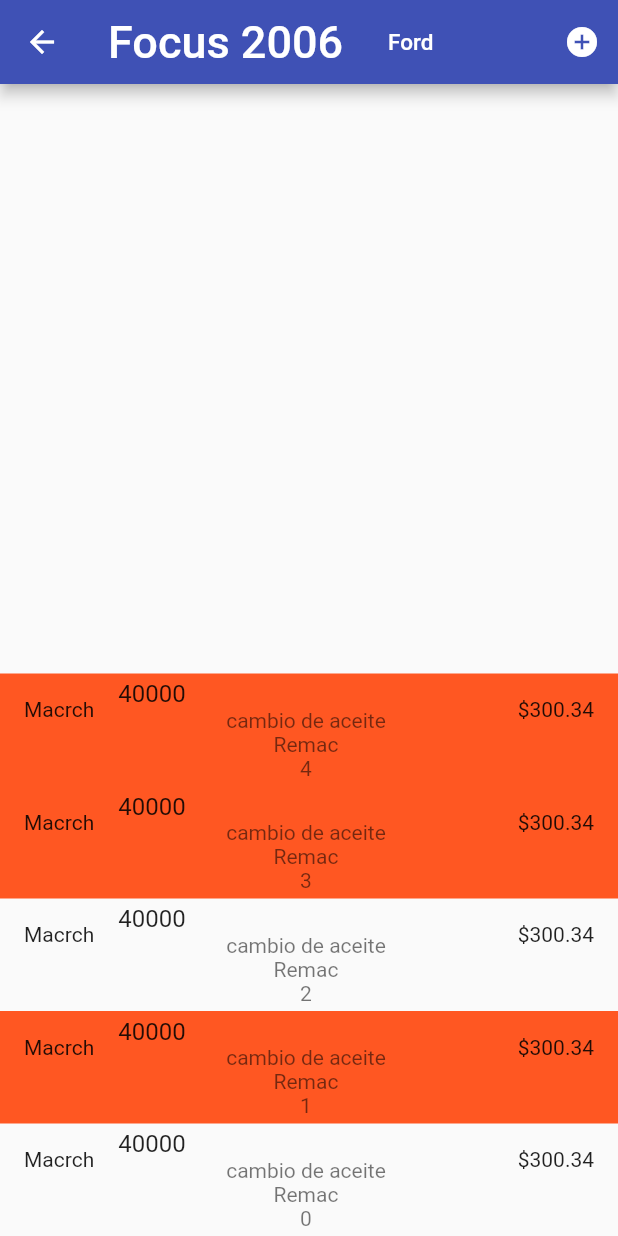
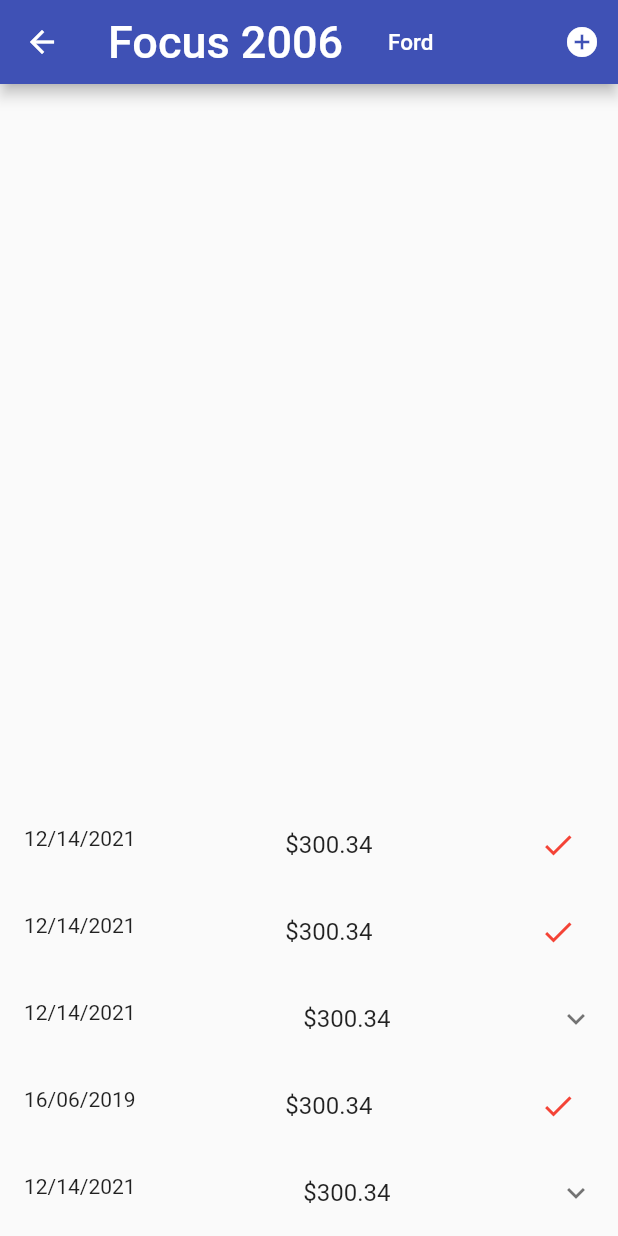
Before and after one commit to Julian343/Pro.Final-Control-de-Autos--2021-2, a Flutter app: the screen it shows after launch, after a tap on the "list" icon, on a phone screen of 412 x 824 dp. Run offline on Flutter 3.47's test engine with Material 2 defaults, Android fonts, the phone set to English and light mode, and no system bars.

```diff
--- a/lib/main.dart
+++ b/lib/main.dart
@@ -1,7 +1,7 @@
+//Juan Carlos Julian Luis
+
 import 'package:control_autos/pages/all_vehicles.dart';
-import 'package:control_autos/pages/initpage.dart';
 import 'package:flutter/material.dart';
-import 'package:flutter/services.dart';
 void main() {
   runApp(const MyApp());
 }
--- a/lib/pages/services_vehicl.dart
+++ b/lib/pages/all_services_vehicl.dart
@@ -12,13 +12,13 @@ class detail_vehicle extends StatefulWidget {
 
 class _detail_vehicleState extends State<detail_vehicle> {
 late List<service> _services;
-late Color _done;
 @override
 void initState() {
       _services=widget.services;
   super.initState();
 
 }
+
 
   @override
   Widget build(BuildContext context) {
@@ -37,11 +37,11 @@ void initState() {
         ],
         leading: IconButton(onPressed: (){
             Navigator.of(context).pop(_services);
-          }, icon: Icon(Icons.arrow_back)),
+          }, icon: const Icon(Icons.arrow_back)),
         title: Row(
         children: [
-          Text(widget.model+' '+widget.year+'    ',style: TextStyle(fontSize: 30),),
-          Text(widget.trademark,style: TextStyle(fontSize: 15),),
+          Text(widget.model+' '+widget.year+'    ',style: const TextStyle(fontSize: 30),),
+          Text(widget.trademark,style: const TextStyle(fontSize: 15),),
         ],
       ),
 
@@ -54,18 +54,24 @@ void initState() {
       body: ListView.builder(
         reverse: true,
         itemBuilder: (context,i){
+
+          void _done(){
+            setState(() {
+              _services[i].done=true;
+            });
+          }
+
         return
-        ListTile(
-          tileColor: _services[i].done? null:Colors.deepOrange,
+        ExpansionTile(
+          expandedAlignment: Alignment.topLeft,
+          trailing: _services[i].done?null: IconButton(onPressed: (){_done();}, icon: const Icon(Icons.done_sharp,color: Colors.red,)),
           leading: Text(_services[i].date),
-          trailing: Text('\$'+_services[i].price.toString()),
-          title: Text(_services[i].mileage),
-          subtitle: Column(children: [
-            Text(_services[i].servicee),
-            Text(_services[i].workshop),
-            Text(i.toString())
-          ],),
-        );
+          title: Text('\$'+_services[i].price.toString(),textAlign: TextAlign.center,),
+          children: [
+           Text('Mieleage:   '+_services[i].mileage+'\nService:   '+_services[i].servicee+'\nWorkshop:   '+_services[i].workshop,style: const TextStyle(fontSize: 24),),
+           Text( '',style: const TextStyle(fontSize: 25),),
+        ],)
+        ;
       },
 
       itemCount: _services.length, ));
--- a/lib/pages/all_vehicles.dart
+++ b/lib/pages/all_vehicles.dart
@@ -1,5 +1,5 @@
 import 'package:control_autos/class.dart';
-import 'package:control_autos/pages/services_vehicl.dart';
+import 'package:control_autos/pages/all_services_vehicl.dart';
 import 'package:control_autos/pages/add_vheicles.dart';
 import 'package:flutter/material.dart';
 
@@ -15,7 +15,7 @@ class _allVehiclesState extends State<allVehicles> {
   @override
   void initState() {
     vehicles = [
-      vehicle('Ford', 'Focus', 'SLE', '2006', 'JNAB656DADSAJBDAH6', '4.2', 'std',[service('Macrch','cambio de aceite', 300.34,'40000','Remac',true),service('Macrch','cambio de aceite', 300.34,'40000','Remac',false),service('Macrch','cambio de aceite', 300.34,'40000','Remac',true),service('Macrch','cambio de aceite', 300.34,'40000','Remac',false),service('Macrch','cambio de aceite', 300.34,'40000','Remac',false),],),
+      vehicle('Ford', 'Focus', 'SLE', '2006', 'JNAB656DADSAJBDAH6', '4.2', 'std',[service('12/14/2021','cambio de aceite', 300.34,'40000','Remac',true),service('16/06/2019','cambio de aceite', 300.34,'40000','Remac',false),service('12/14/2021','cambio de aceite', 300.34,'40000','Remac',true),service('12/14/2021','cambio de aceite', 300.34,'40000','Remac',false),service('12/14/2021','cambio de aceite', 300.34,'40000','Remac',false),],),
 
 
     ];
@@ -31,7 +31,7 @@ class _allVehiclesState extends State<allVehicles> {
             IconButton(
               tooltip: 'Search vehicle',
               onPressed: (){},
-              icon: Icon(Icons.search)),
+              icon: const Icon(Icons.search)),
             IconButton(
               tooltip: 'Add Vehicle',
                 onPressed: () {
@@ -51,11 +51,11 @@ class _allVehiclesState extends State<allVehicles> {
           itemBuilder: (context, i) {
             return ExpansionTile(
               expandedAlignment: Alignment.topLeft,
-              tilePadding: EdgeInsets.all(10),
+              tilePadding: const EdgeInsets.all(10),
               textColor: Colors.grey,
               iconColor: Colors.grey,
-              title: Text(vehicles[i].trademark,style: TextStyle(fontSize: 30),),
-              subtitle: Text(vehicles[i].model+'  '+vehicles[i].year,style: TextStyle(fontSize: 25),),
+              title: Text(vehicles[i].trademark,style: const TextStyle(fontSize: 30),),
+              subtitle: Text(vehicles[i].model+'  '+vehicles[i].year,style: const TextStyle(fontSize: 25),),
               trailing: IconButton(
                 tooltip: 'View Services',
                 onPressed: (){
```
Also changed, not shown: lib/pages/initpage.dart (deleted, +0 -32 lines), lib/decoration.dart (line endings or trailing spaces).
